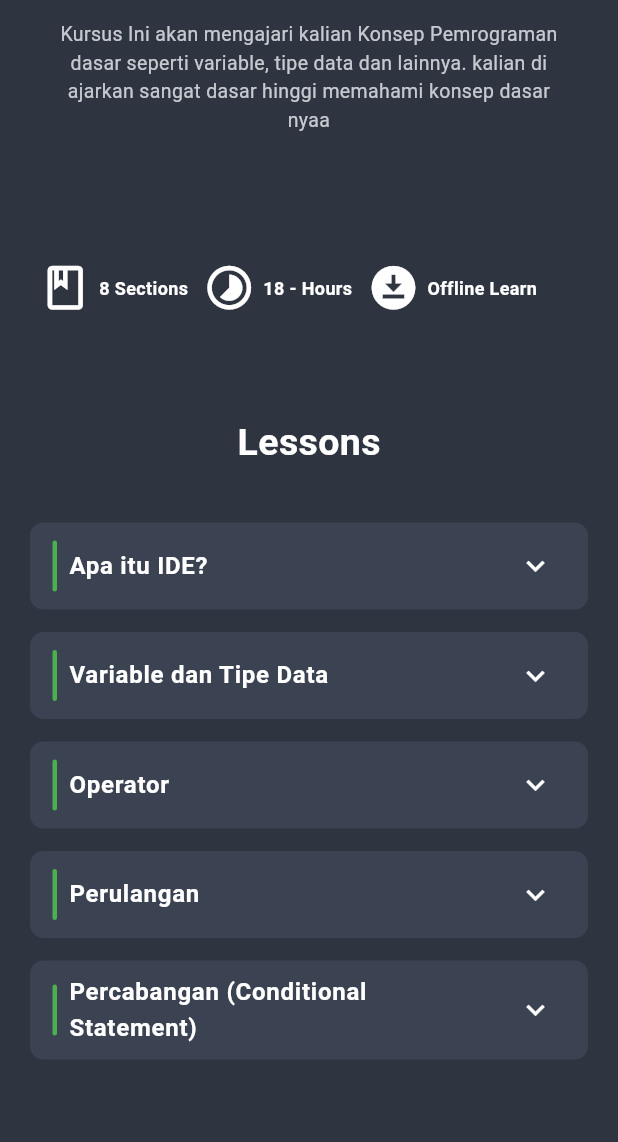
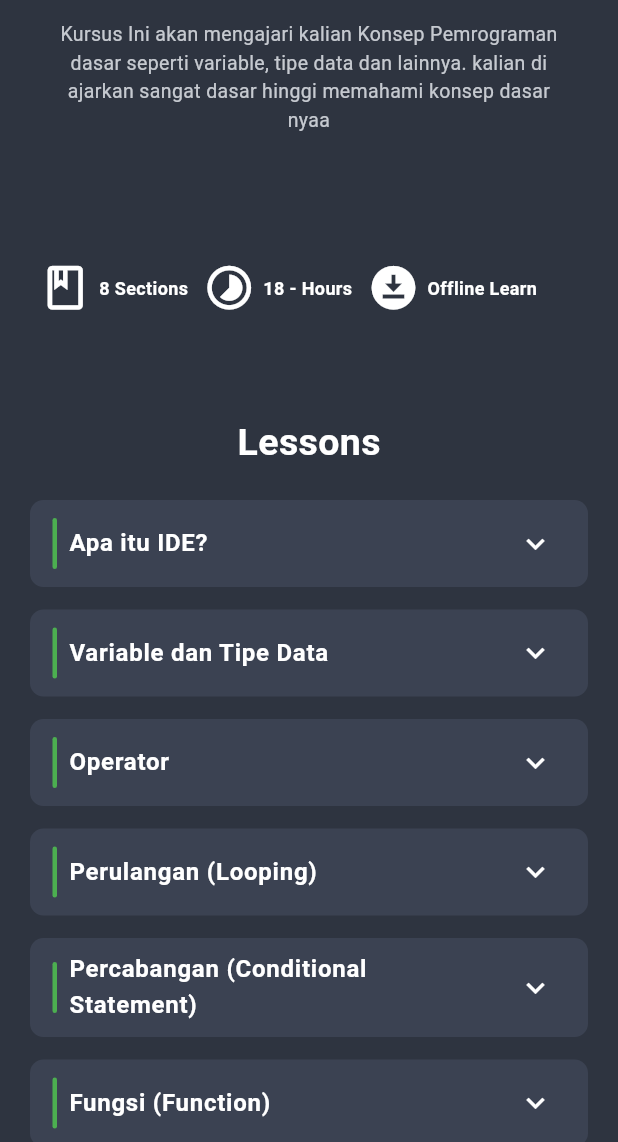
Before and after one commit to FoxHound-X/Sintaxia, a Flutter app: the Fundamental screen opened by its route, scrolled down 490 dp, on a phone screen of 412 x 824 dp, the part 94-1236 px from its top. Run offline on Flutter 3.47's test engine with Material 3 defaults, Android fonts, the phone set to English and light mode, and no system bars; our stand-ins replace animated_text_kit; project files that could hold a hidden picture were left out.

Commit message:
Update ¯\_(ツ)_/¯
Fix Bug Sidebar

```diff
--- a/aplikasi/lib/halaman/course/fundamental.dart
+++ b/aplikasi/lib/halaman/course/fundamental.dart
@@ -219,83 +219,114 @@ class Fundamental extends StatelessWidget {
               ),
 
               const SizedBox(height: 20,),
-
-              const SizedBox(height: 15,),
  CourseDropdown(
             namapelajaran: 'Apa itu IDE?',
-                isipelajaran: 'IDE adalah Integrated Development Environment, sebuah perangkat lunak yang di desain khusus untuk di gunakan oleh bahasa pemrograman tertentu, misal IntellijIDE dari JetBrains di gunakan untuk mengembangkan bahasa pemrograman Java \n'
-                'Terus apa bedanya dengan Teks Editor biasa? kayak VSCode atau Sublime Text? \n'
-                'Bedanya adalah Teks Editor di buat untuk Menulis dan mengedit saja, dia kompatibel dengan semua bahasa tetapi tidak terkhusu. \n'
-                'VSCode contohnya, dia bisa menjadi IDE tetapi harus menggunakan Extensi tertentu.',
-                gambar: 'lib/aset/gambar/course/gbr1.webp'),
-              const SizedBox(height: 15,),
+            gambar: 'lib/aset/gambar/course/gbr1.webp',
+            isipelajaran:
+            'IDE adalah Integrated Development Environment, sebuah perangkat lunak yang dirancang khusus untuk membantu proses pengembangan program dengan menyediakan fitur lengkap seperti compiler, debugger, code completion, dan project management.\n\n'
+            'Contoh IDE: IntelliJ IDEA, Android Studio, Visual Studio, NetBeans.\n\n'
+            'Terus apa bedanya dengan Text Editor biasa seperti VSCode atau Sublime Text?\n'
+            'Bedanya adalah Text Editor dibuat untuk menulis dan mengedit kode saja, kompatibel dengan banyak bahasa tetapi tidak memiliki fitur komplit seperti IDE.\n\n'
+            'VSCode contohnya, dia bisa menjadi IDE tetapi harus menggunakan extension tertentu.',
+          ),
+          SizedBox(height: 15),
+
           CourseDropdown(
             namapelajaran: 'Variable dan Tipe Data',
-                isipelajaran: 'Variable Adalah Tempat Penyimpanan suatu data da Tipe data adalah jenis data yang ingin di simpan, ada dua jenis tipe data yaitu Tipe Data Primitif dan Kompleks. perbedaannya adalah:\n'
-                '\n'
-                '• Tipe data primitif: ini adalah tipe data dasar pemrograman.. Lebih sederhana dan hanya menyimpan satu nilai saja, dan lebih cepat. Contoh penggunaan nya [ int A = 7 ] \n'
-                '• Tipe Data Kompleks: adalah tipe dasar pemrograman yang lebih cangih, bisa menyimpan lebih dari satu nilai dalam satu struktur. Contoh penggunaan nya [ int angka[5] = {1,2,3,4,5} ]\n'
-                '\n'
+            gambar: 'lib/aset/gambar/course/gbr1.webp',
+            isipelajaran:
+            'Variable adalah tempat untuk menyimpan suatu data. Tipe data adalah jenis data yang ingin disimpan. Ada dua jenis tipe data, yaitu Tipe Data Primitif dan Tipe Data Kompleks.\n\n'
+            '• Tipe Data Primitif: tipe data dasar yang hanya menyimpan satu nilai.\n'
+            '  Contoh: int angka = 7;\n\n'
+            '• Tipe Data Kompleks: tipe data yang dapat menyimpan banyak nilai dalam satu struktur.\n'
+            '  Contoh: int angka[5] = {1,2,3,4,5};\n\n'
+            'Jenis-jenis tipe data:\n'
+            '📍 Tipe Data Primitif:\n'
+            '• Float/Double → angka desimal (3.14)\n'
+            '• Integer/int → angka bulat\n'
+            '• String → teks\n'
+            '• Character/char → satu huruf (A)\n'
+            '• Boolean/bool → True / False\n\n'
+            '📍 Tipe Data Kompleks:\n'
+            '• Array/List → menyimpan banyak data sekaligus.',
+          ),
+          SizedBox(height: 15),
 
-                'Jenis Jenis Tipe data: \n'
-                'Tipe Data Primitif: \n'
-                '• Float/Double: Untuk menyimpan Angka Desimal\n'
-                '• Integer/int: untuk menyimpan angka bulat \n'
-                '• String: Jenis Tipe data untuk menyimpan Teks, untuk nama, alamat dan lain\n'
-                '• Character/char\n'
-                '• Bolean: Jenis Tipe data untuk menentukan True dan False\n'
-                '\n'
-
-                'Jenis Tipe data Kompleks: \n'
-                '• Array/List: Menyimpan banyak nilai sekaligus \n',
-                gambar: 'lib/aset/gambar/course/gbr1.webp'),
-              const SizedBox(height: 15,),
           CourseDropdown(
             namapelajaran: 'Operator',
-                isipelajaran: 'Operator adalah simbol atau tanda khusu untuk meemberi intruksi kepada komputer agar melakukan suatu operasi, misla menjumlahkan, perkalian, pengurangan \n\n'
-                'Contoh Operator:\n'
-                'Penjumlahan: +\n'
-                'Pengurangan: -\n'
-                'Perkalian: *\n'
-                'Pembaguan: /\n'
-                'Menetapkan Nilai: =\n'
-                'Perbandingan: > <\n',
-                gambar: 'lib/aset/gambar/course/gbr1.webp'),
-              const SizedBox(height: 15,),
+            gambar: 'lib/aset/gambar/course/gbr1.webp',
+            isipelajaran:
+            'Operator adalah simbol untuk memberikan instruksi kepada komputer agar melakukan suatu operasi seperti perhitungan atau pembandingan.\n\n'
+            'Contoh operator:\n'
+            '• Penjumlahan: +\n'
+            '• Pengurangan: -\n'
+            '• Perkalian: *\n'
+            '• Pembagian: /\n'
+            '• Modulus: %\n'
+            '• Menetapkan nilai: =\n'
+            '• Perbandingan: >  <  >=  <=  ==  !=\n'
+            '• Logika: && (dan), || (atau), ! (not)',
+          ),
+          SizedBox(height: 15),
+
           CourseDropdown(
-                namapelajaran:"Perulangan",
-                isipelajaran: 'Perulangan (Looping), adalah proses untuk menjalankan blok kode secara berulang selama kondisi tertentu terpenuhi, ini biasanya di gunakan jika kita membutuhkan kode yang berulang terus menerus atau beberapa kali tanpa menulis ulang \n\n'
-                'Berikut beberapa jenis perulangan atau Looping: \n\n'
-                'Perulangan FOR \n'
-                'Perulangan For Di gunakan ketika kalian sudah tau secara pasti berapa kali perulangan harus dieksekusi \n\n'
-                '     // Menampilkan angka dari 1 sampai 5 \n'
-                '     for (i = 1; i <= 5; i++) { \n'
-                '     print("Angka ke- " + i);\n'
-                '     }\n\n'
-                ''
-                'While Loop\n'
-                'While loop digunakan ketika jumlah iterasi tidak diketahui sebelumnya. Loop ini terus berjalan selama kondisi yang ditentukan bernilai true.\n'
-                'let i = ;\n'
-                'while (i <= 5) { \n'
-                '   console.log(i); \n'
-                '}\n',
+            namapelajaran: "Perulangan (Looping)",
             gambar: 'lib/aset/gambar/course/gbr1.webp',
+            isipelajaran:
+            'Perulangan (Looping) adalah proses menjalankan blok kode secara berulang selama kondisi tertentu terpenuhi. Berguna untuk menghindari penulisan kode berulang.\n\n'
+            '📍 Perulangan FOR\n'
+            'Digunakan ketika jumlah perulangan sudah diketahui.\n'
+            'Contoh:\n'
+            'for (int i = 1; i <= 5; i++) {\n'
+            '  print("Angka ke- i");\n'
+            '}\n\n'
+            '📍 WHILE Loop\n'
+            'Digunakan ketika jumlah perulangan belum pasti.\n'
+            'Contoh:\n'
+            'int i = 1;\n'
+            'while (i <= 5) {\n'
+            '  print(i);\n'
+            '  i++;\n'
+            '}\n\n'
+            '📍 DO-WHILE Loop\n'
+            'Menjalankan kode minimal satu kali.\n'
+            'do {\n'
+            '  print(i);\n'
+            '  i++;\n'
+            '} while (i <= 5);',
           ),
-              const SizedBox(height: 15,),
+          SizedBox(height: 15),
+
           CourseDropdown(
             namapelajaran: 'Percabangan (Conditional Statement)',
-                isipelajaran: 'Percabangan adalah fitur yang memungkinkan program mengambil keputusan berdasarkan kondisi tertentu (benar atau salah). Percabangan di gunakan saat ingin menentukan kondisi seperti mengecek password atau username\n\n'
-                'Contoh Percabangan: \n'
+            gambar: 'lib/aset/gambar/course/gbr1.webp',
+            isipelajaran:
+            'Percabangan adalah fitur yang memungkinkan program mengambil keputusan berdasarkan kondisi True atau False. Biasanya digunakan untuk validasi.\n\n'
+            'Contoh:\n'
+            'int nilai = 80;\n'
             'if (nilai >= 75) {\n'
-                '    print("Lulus")\n'
+            '  print("Lulus");\n'
             '} else {\n'
-                '    print("Tidak lulus")\n'
-                '}\n',
-                gambar: 'lib/aset/gambar/course/gbr1.webp'),
-              const SizedBox(height: 15,),
+            '  print("Tidak lulus");\n'
+            '}',
+          ),
+          SizedBox(height: 15),
 
+          CourseDropdown(
+            namapelajaran: 'Fungsi (Function)',
+            gambar: 'lib/aset/gambar/course/gbr1.webp',
+            isipelajaran:
+            'Function adalah blok kode yang digunakan untuk menjalankan tugas tertentu dan dapat dipanggil kembali.\n\n'
+            'Contoh:\n'
+            'int jumlah(int a, int b) {\n'
+            '  return a + b;\n'
+            '}\n\n'
+            'void main() {\n'
+            '  print(jumlah(5, 3)); // Output: 8\n'
+            '}',
+          ),
 
-              const SizedBox(height: 40,)
+          SizedBox(height: 40),
 
             ],
           ),
--- a/aplikasi/lib/halaman/home.dart
+++ b/aplikasi/lib/halaman/home.dart
@@ -41,22 +41,26 @@ class _HalamanHomeState extends State<HalamanHome> {
         ),
 
         drawer: Drawer(
-          backgroundColor: paketwarna.deepea2,
+          backgroundColor: paketwarna.darkslate1,
           child: ListView(
             children: [
-              const DrawerHeader(child: Text("Aplikasi Edukasi")),
-              Padding(
-                padding: const EdgeInsets.only(top: 20),
-                child: ListTile(
-                  leading: Padding(
-                    padding: const EdgeInsets.only( left: 20, right: 20),
-                    child: Icon(Icons.addchart_rounded),
+              const DrawerHeader(
+                child: Text("Aplikasi Edukais SINTAXIA")
+              ),
+
+              ListTile(
+                autofocus: true,
+                leading: const Padding(
+                  padding:EdgeInsets.symmetric(horizontal: 20),
+                  child: Icon(Icons.arrow_back, color: Colors.white,),
+                ),
+                title: Text(
+                  "Home Page",
+                  style: TextStyle(
+                    color: paketwarna.deepea0
                   ),
-                  iconColor: paketwarna.nordicTitle,
-                  textColor: paketwarna.nordicTitle,
-                  title: const Text("Home"),
-                  onTap: () => Navigator.pushNamed(context, '/homepage'),
                 ),
+              onTap: () => Navigator.pushNamed(context, '/homepage'),
               )
             ],
           ),
```
Lines whose indentation alone changed are shown as unchanged.
